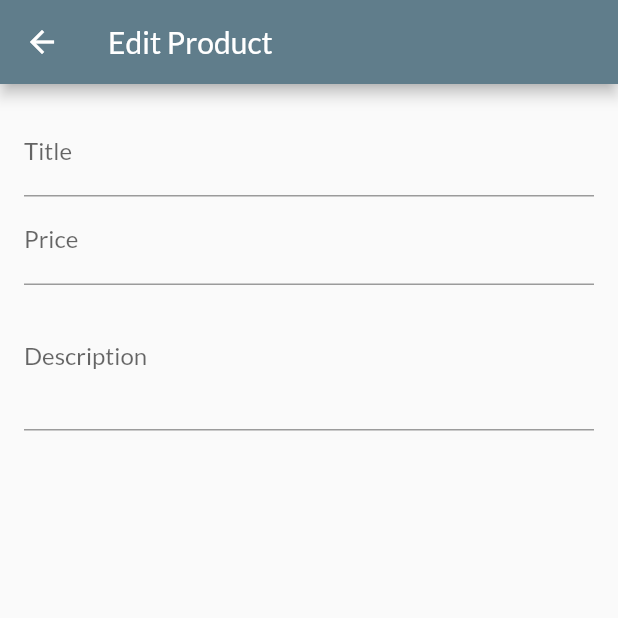
After one commit to Maldy08/flutter_complete_guide, a Flutter app: the EditProductScreen screen opened by its route, on a phone screen of 412 x 824 dp, the top half of it. The commit adds this screen. Run offline on Flutter 3.47's test engine with Material 2 defaults, Android fonts, the phone set to English and light mode, and no system bars; network calls fail.

Commit message:
Imagen input

```diff
--- /dev/null
+++ b/lib/screens/edit_product_screen.dart
@@ -0,0 +1,52 @@
+import 'package:flutter/material.dart';
+
+class EditProductScreen extends StatefulWidget {
+  static const routeName = '/edit-product';
+  const EditProductScreen({super.key});
+
+  @override
+  State<EditProductScreen> createState() => _EditProductScreenState();
+}
+
+class _EditProductScreenState extends State<EditProductScreen> {
+  // final _priceFocusNode = FocusNode();
+
+  @override
+  Widget build(BuildContext context) {
+    return Scaffold(
+      appBar: AppBar(
+        title: const Text('Edit Product'),
+      ),
+      body: Padding(
+        padding: const EdgeInsets.all(16.0),
+        child: Form(
+            child: ListView(
+          children: [
+            TextFormField(
+              decoration: InputDecoration(labelText: 'Title'),
+              textInputAction: TextInputAction.next,
+              // onFieldSubmitted: (value) {
+              //   FocusScope.of(context).requestFocus(_priceFocusNode);
+              // },
+            ),
+            TextFormField(
+              decoration: InputDecoration(labelText: 'Price'),
+              textInputAction: TextInputAction.next,
+              keyboardType: TextInputType.number,
+              // focusNode: _priceFocusNode,
+            ),
+            TextFormField(
+              decoration: InputDecoration(labelText: 'Description'),
+              maxLines: 3,
+              textInputAction: TextInputAction.next,
+              keyboardType: TextInputType.multiline,
+              // onFieldSubmitted: (value) {
+              //   FocusScope.of(context).requestFocus(_priceFocusNode);
+              // },
+            ),
+          ],
+        )),
+      ),
+    );
+  }
+}
--- a/lib/widgets/app_drawer.dart
+++ b/lib/widgets/app_drawer.dart
@@ -1,5 +1,6 @@
 import 'package:flutter/material.dart';
 import '../screens/orders_screen.dart';
+import '../screens/user_product_screen.dart';
 
 class AppDrawer extends StatelessWidget {
   const AppDrawer({super.key});
@@ -29,6 +30,15 @@ class AppDrawer extends StatelessWidget {
               Navigator.of(context)
                   .pushReplacementNamed(OrdersScreen.routeName);
             },
+          ),
+          Divider(),
+          ListTile(
+            leading: Icon(Icons.edit),
+            title: const Text('Manage Products'),
+            onTap: () {
+              Navigator.of(context)
+                  .pushReplacementNamed(UserProductScreen.routeName);
+            },
           )
         ],
       ),
```
Also changed, not shown: lib/main.dart (+13 -8 lines), lib/providers/cart.dart (+17 -0 lines), lib/screens/user_product_screen.dart (added, +46 -0 lines), lib/widgets/cart_item.dart (+22 -0 lines), lib/widgets/product_item.dart (+14 -0 lines), lib/widgets/user_product_item.dart (added, +34 -0 lines).
